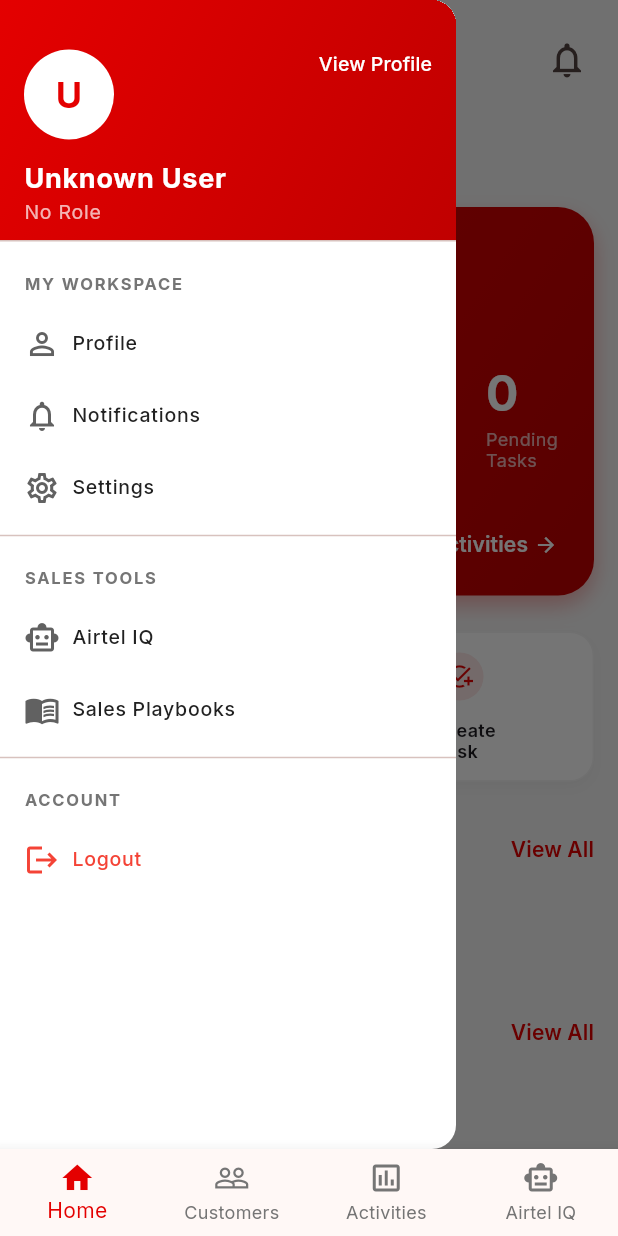
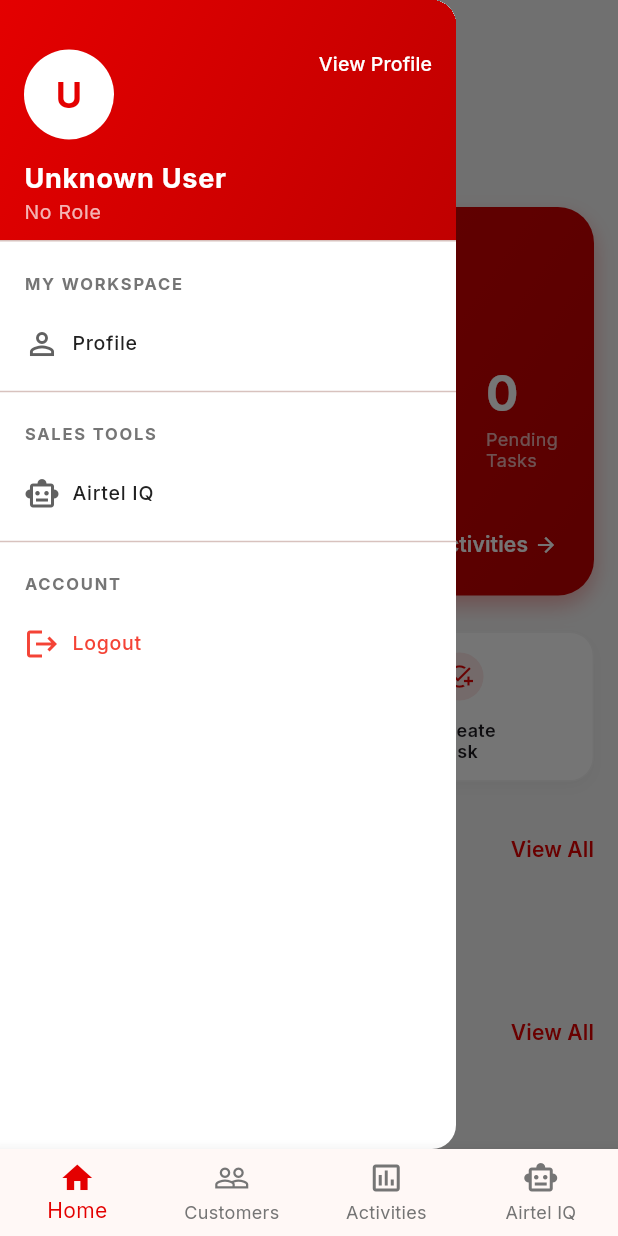
Before and after one commit to Prxtam/Airtel-Nexus, a Flutter app: the DashboardScreen screen opened by its route, with the side drawer open, on a phone screen of 412 x 824 dp. Run offline on Flutter 3.47's test engine with Material 3 defaults, Android fonts, the phone set to English and light mode, and no system bars; our stand-ins replace dio, flutter_local_notifications, flutter_riverpod, flutter_secure_storage, gap, go_router and 4 more; accounts and stored records are empty.

Commit message:
Phase 11.1 Redesign started

```diff
--- a/frontend/lib/core/widgets/app_drawer.dart
+++ b/frontend/lib/core/widgets/app_drawer.dart
@@ -103,22 +103,6 @@
               context.push('/profile');
             },
           ),
-          _buildDrawerItem(
-            icon: Icons.notifications_none,
-            title: 'Notifications',
-            onTap: () {
-              Navigator.pop(context);
-              _showComingSoon(context, 'Notifications');
-            },
-          ),
-          _buildDrawerItem(
-            icon: Icons.settings_outlined,
-            title: 'Settings',
-            onTap: () {
-              Navigator.pop(context);
-              _showComingSoon(context, 'Settings');
-            },
-          ),
           const Divider(),
 
           // 3. Sales Tools
@@ -131,41 +115,9 @@
               context.push('/knowledge');
             },
           ),
-          _buildDrawerItem(
-            icon: Icons.menu_book_outlined,
-            title: 'Sales Playbooks',
-            onTap: () {
-              Navigator.pop(context);
-              _showComingSoonPhase8B(context, 'Sales Playbooks');
-            },
-          ),
           const Divider(),
 
-          // 4. Management
-          if (user != null && (user.isZSM || user.isAdmin)) ...[
-            _buildSectionHeader('Management'),
-            if (user.isZSM && !user.isAdmin && !user.isCBH)
-              _buildDrawerItem(
-                icon: Icons.group_outlined,
-                title: 'Team Dashboard',
-                onTap: () {
-                  Navigator.pop(context);
-                  context.push('/team');
-                },
-              ),
-            if (user.isAdmin)
-              _buildDrawerItem(
-                icon: Icons.admin_panel_settings_outlined,
-                title: 'Admin Panel',
-                onTap: () {
-                  Navigator.pop(context);
-                  context.push('/admin');
-                },
-              ),
-            const Divider(),
-          ],
-
-          // 5. Account
+          // 4. Account
           _buildSectionHeader('Account'),
           _buildDrawerItem(
             icon: Icons.logout,
@@ -216,16 +168,4 @@
       onTap: onTap,
     );
   }
-
-  void _showComingSoon(BuildContext context, String feature) {
-    ScaffoldMessenger.of(context).showSnackBar(
-      SnackBar(content: Text('$feature coming soon')),
-    );
-  }
-
-  void _showComingSoonPhase8B(BuildContext context, String feature) {
-    ScaffoldMessenger.of(context).showSnackBar(
-      SnackBar(content: Text('$feature coming in Phase 8B')),
-    );
-  }
 }
--- a/frontend/lib/features/customers/views/customer_detail_screen.dart
+++ b/frontend/lib/features/customers/views/customer_detail_screen.dart
@@ -19,7 +19,9 @@
     return Scaffold(
       backgroundColor: AppConstants.scaffoldBackgroundColor,
       appBar: AppBar(
-        title: const Text('Customer Details'),
+        title: Text(
+          customerAsync.maybeWhen(data: (c) => c.name, orElse: () => 'Customer'),
+        ),
         backgroundColor: AppConstants.primaryColor,
         foregroundColor: Colors.white,
       ),
--- a/frontend/lib/features/dashboard/views/dashboard_screen.dart
+++ b/frontend/lib/features/dashboard/views/dashboard_screen.dart
@@ -77,9 +77,6 @@
     return Column(
       crossAxisAlignment: CrossAxisAlignment.start,
       children: [
-        Row(
-          mainAxisAlignment: MainAxisAlignment.spaceBetween,
-          children: [
         Builder(
           builder: (context) => IconButton(
             icon: const Icon(Icons.menu, size: 28),
@@ -87,18 +84,6 @@
             alignment: Alignment.centerLeft,
             onPressed: () => Scaffold.of(context).openDrawer(),
           ),
-            ),
-            IconButton(
-              icon: const Icon(Icons.notifications_none, size: 28),
-              padding: EdgeInsets.zero,
-              alignment: Alignment.centerRight,
-              onPressed: () {
-                ScaffoldMessenger.of(context).showSnackBar(
-                  const SnackBar(content: Text('Notifications coming soon')),
-                );
-              },
-            ),
-          ],
         ),
         const Gap(16),
         Text(
--- a/frontend/lib/features/tasks/views/task_detail_screen.dart
+++ b/frontend/lib/features/tasks/views/task_detail_screen.dart
@@ -17,7 +17,9 @@
     return Scaffold(
       backgroundColor: AppConstants.scaffoldBackgroundColor,
       appBar: AppBar(
-        title: const Text('Task Details'),
+        title: Text(
+          taskAsync.maybeWhen(data: (t) => t.title, orElse: () => 'Task'),
+        ),
         backgroundColor: AppConstants.primaryColor,
         foregroundColor: Colors.white,
       ),
```
Also changed, not shown: frontend/lib/features/airtel_iq/views/ai_coach/ai_coach_placeholder_screen.dart (+6 -6 lines), frontend/lib/features/airtel_iq/views/playbooks/playbooks_list_screen.dart (+22 -22 lines), frontend/lib/features/meetings/views/meeting_detail_screen.dart (+6 -1 lines), frontend/lib/features/profile/views/profile_screen.dart (+27 -54 lines), 1 other file. Lines whose indentation alone changed are shown as unchanged.
